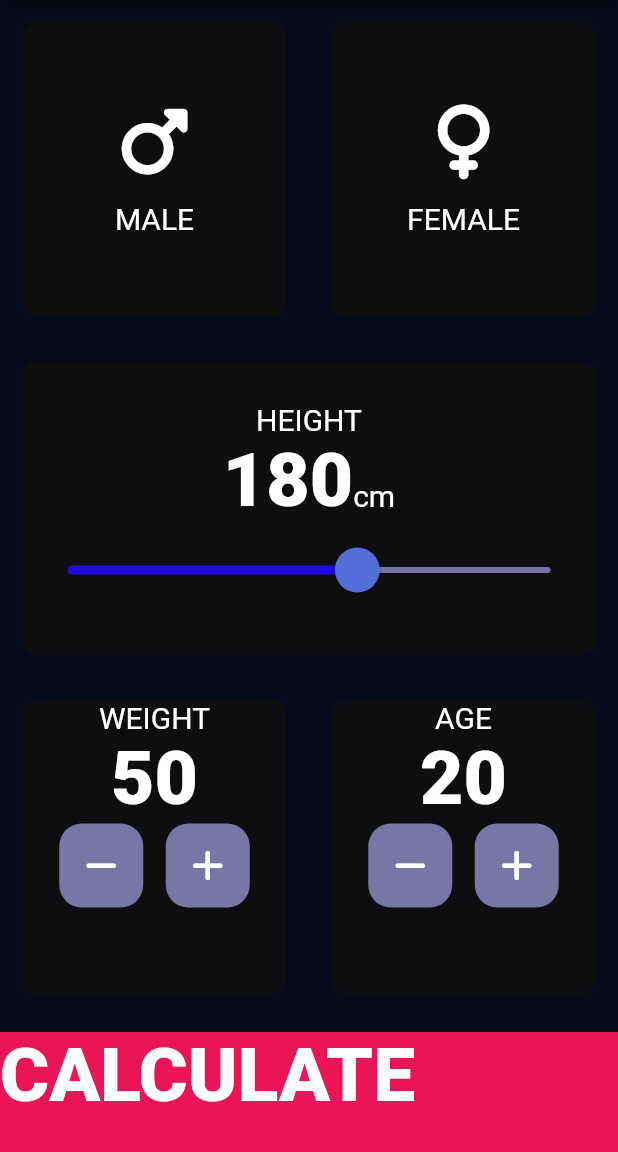
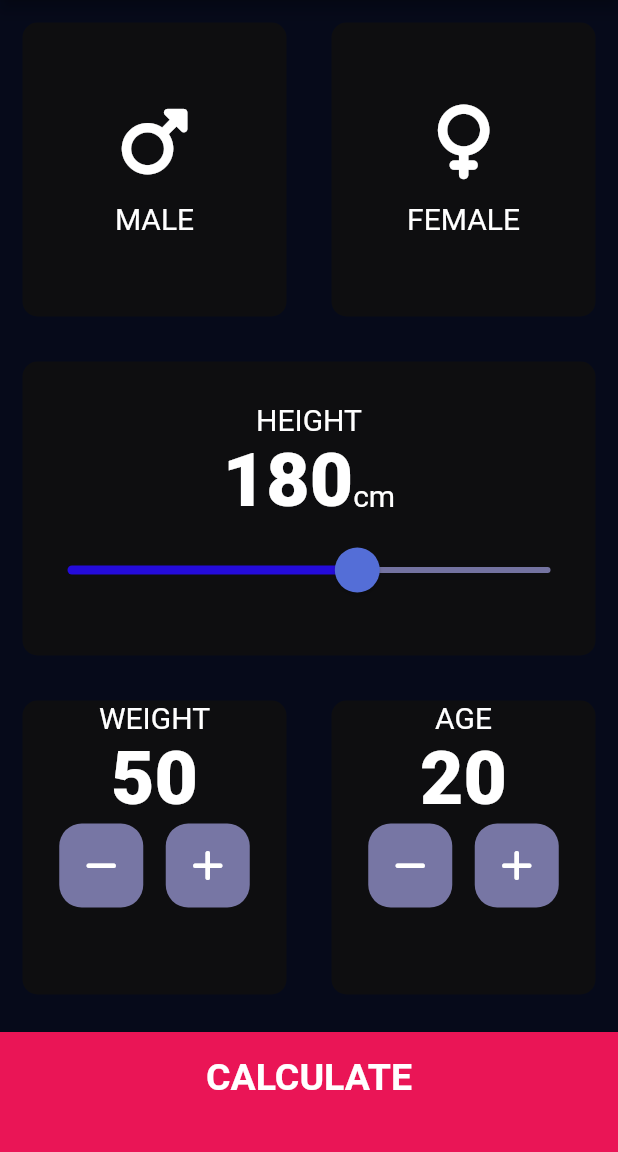
Before and after one commit to shardhayv/BMICalculator, a Flutter app: the screen it shows after launch, on a phone screen of 412 x 824 dp, the part 84-1236 px from its top. Run offline on Flutter 3.47's test engine with Material 2 defaults, Android fonts, the phone set to English and light mode, and no system bars; our stand-ins replace font_awesome_flutter.

Commit message:
whole UI with navigation done

```diff
--- /dev/null
+++ b/lib/components/button_page_view.dart
@@ -0,0 +1,34 @@
+import 'package:flutter/cupertino.dart';
+
+import '../constants.dart';
+
+class BottomButton extends StatelessWidget {
+  const BottomButton({
+    super.key,
+    required this.onTap,
+    required this.buttonTitle,
+  });
+
+  final Function() onTap;
+  final String buttonTitle;
+
+  @override
+  Widget build(BuildContext context) {
+    return GestureDetector(
+      onTap: onTap,
+      child: Container(
+        margin: const EdgeInsets.only(top: 10.0),
+        color: kBottomCOntainerColour,
+        width: double.infinity,
+        height: kBottomContainerHeight,
+        padding: const EdgeInsets.only(bottom: 20.0),
+        child: Center(
+          child: Text(
+            buttonTitle,
+            style: kLargeButton,
+          ),
+        ),
+      ),
+    );
+  }
+}
--- /dev/null
+++ b/lib/components/round_icon_button.dart
@@ -0,0 +1,20 @@
+import 'package:flutter/material.dart';
+
+class RoundCustomButton extends StatelessWidget {
+  RoundCustomButton({super.key, this.icon, required this.function});
+
+  final IconData? icon;
+  void Function() function;
+
+  @override
+  Widget build(BuildContext context) {
+    return RawMaterialButton(
+      elevation: 0.0,
+      constraints: const BoxConstraints.tightFor(width: 56.0, height: 56.0),
+      shape: RoundedRectangleBorder(borderRadius: BorderRadius.circular(15.0)),
+      fillColor: const Color(0xff7776A4),
+      onPressed: function,
+      child: Icon(icon),
+    );
+  }
+}
--- a/lib/main.dart
+++ b/lib/main.dart
@@ -1,7 +1,7 @@
-import 'package:bmi_calculator/results.dart';
+import 'package:bmi_calculator/screens/results.dart';
 import 'package:flutter/material.dart';
 
-import 'input_page.dart';
+import 'screens/input_page.dart';
 
 void main() => runApp(const BMICalculator());
 
--- a/lib/input_page.dart
+++ b/lib/screens/input_page.dart
@@ -1,9 +1,12 @@
+import 'package:bmi_calculator/components/round_icon_button.dart';
+import 'package:bmi_calculator/screens/results.dart';
 import 'package:flutter/material.dart';
 import 'package:font_awesome_flutter/font_awesome_flutter.dart';
 
-import 'card_view.dart';
-import 'constants.dart';
-import 'icon_view.dart';
+import '../components/button_page_view.dart';
+import '../components/card_view.dart';
+import '../components/icon_view.dart';
+import '../constants.dart';
 
 enum Gender { male, female }
 
@@ -236,42 +239,19 @@ class _InputPageState extends State<InputPage> {
               ],
             ),
           ),
-          GestureDetector(
+          BottomButton(
+            buttonTitle: 'CALCULATE',
             onTap: () {
-              Navigator.pushNamed(context, '/results');
+              Navigator.push(
+                context,
+                MaterialPageRoute(
+                  builder: (context) => const ResultPage(),
+                ),
+              );
             },
-            child: Container(
-              margin: const EdgeInsets.only(top: 10.0),
-              color: kBottomCOntainerColour,
-              width: double.infinity,
-              height: kBottomContainerHeight,
-              child: const Text(
-                'CALCULATE',
-                style: kNumberLabelStyle,
-              ),
-            ),
           )
         ],
       ),
     );
   }
 }
-
-class RoundCustomButton extends StatelessWidget {
-  RoundCustomButton({super.key, this.icon, required this.function});
-
-  final IconData? icon;
-  void Function() function;
-
-  @override
-  Widget build(BuildContext context) {
-    return RawMaterialButton(
-      elevation: 0.0,
-      constraints: const BoxConstraints.tightFor(width: 56.0, height: 56.0),
-      shape: RoundedRectangleBorder(borderRadius: BorderRadius.circular(15.0)),
-      fillColor: const Color(0xff7776A4),
-      onPressed: function,
-      child: Icon(icon),
-    );
-  }
-}
```
Also changed, not shown: lib/constants.dart (+26 -0 lines), lib/results.dart (deleted, +0 -15 lines), lib/screens/results.dart (added, +62 -0 lines), lib/components/card_view.dart (renamed from lib/card_view.dart), lib/components/icon_view.dart (renamed from lib/icon_view.dart).
